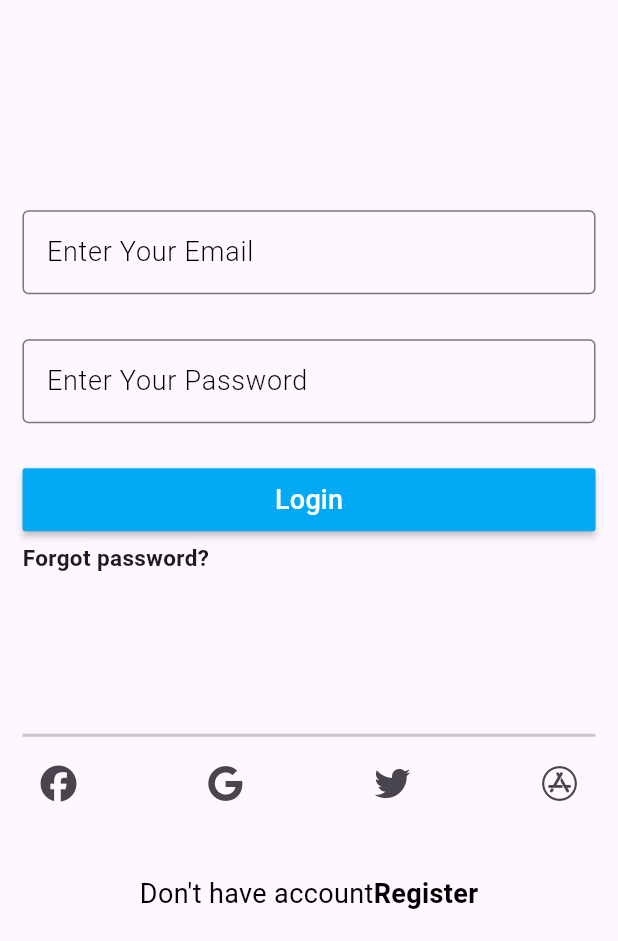
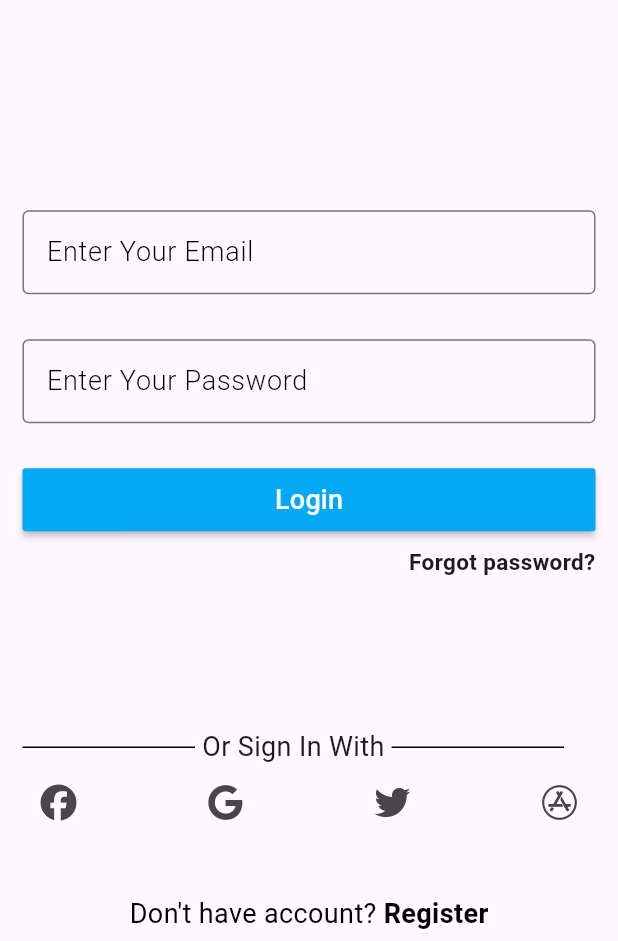
Before and after one commit to Rostomgh/News_App_Using_Bloc, a Flutter app: the screen it shows after launch, on a phone screen of 412 x 824 dp, the part 295-1236 px from its top. Run offline on Flutter 3.47's test engine with Material 3 defaults, Android fonts, the phone set to English and light mode, and no system bars; our stand-ins replace animated_splash_screen, font_awesome_flutter.

Commit message:
Add TextSpan

```diff
--- /dev/null
+++ b/lib/Compo/Forgot.dart
@@ -0,0 +1,18 @@
+import 'package:flutter/material.dart';
+
+class ForgotText extends StatelessWidget {
+  const ForgotText({super.key});
+
+  @override
+  Widget build(BuildContext context) {
+    return const Column(
+      crossAxisAlignment: CrossAxisAlignment.end,
+      children: [
+        Text(
+          "Forgot password?",
+          style: TextStyle(fontSize: 15, fontWeight: FontWeight.bold),
+        ),
+      ],
+    );
+  }
+}
--- /dev/null
+++ b/lib/Compo/Separation.dart
@@ -0,0 +1,22 @@
+import 'package:flutter/material.dart';
+
+class CustomSep extends StatelessWidget {
+  const CustomSep({super.key});
+
+  @override
+  Widget build(BuildContext context) {
+    return Row(children: [
+      Container(
+        width: 115,
+        height: 1,
+        color: Colors.black,
+      ),
+      const Text(' Or Sign In With ',style: TextStyle(fontSize: 18),),
+      Container(
+        width: 115,
+        height: 1,
+        color: Colors.black,
+      ),
+    ]);
+  }
+}
--- /dev/null
+++ b/lib/Compo/TextSpan.dart
@@ -0,0 +1,37 @@
+import 'package:flutter/material.dart';
+
+class CustomTextSpan extends StatefulWidget {
+  final void Function()? tap;
+  const CustomTextSpan({super.key, this.tap});
+
+  @override
+  State<CustomTextSpan> createState() => _CustomTextSpanState();
+}
+
+class _CustomTextSpanState extends State<CustomTextSpan> {
+  @override
+  Widget build(BuildContext context) {
+    return GestureDetector(
+      onTap: widget.tap,
+      child: const Center(
+        child: Text.rich(TextSpan(children: [
+          TextSpan(
+            text: "Don't have account? ",
+            style: TextStyle(
+              fontSize: 18,
+              color: Colors.black,
+            ),
+          ),
+          TextSpan(
+            text: "Register",
+            style: TextStyle(
+              fontWeight: FontWeight.bold,
+              fontSize: 18,
+              color: Colors.black,
+            ),
+          )
+        ])),
+      ),
+    );
+  }
+}
--- a/lib/auth/LoginScreen.dart
+++ b/lib/auth/LoginScreen.dart
@@ -1,7 +1,11 @@
 import 'package:flutter/material.dart';
+import 'package:flutter/widgets.dart';
 import 'package:new_app/Compo/Const.dart';
 import 'package:new_app/Compo/CustomButton.dart';
+import 'package:new_app/Compo/Forgot.dart';
+import 'package:new_app/Compo/Separation.dart';
 import 'package:new_app/Compo/TextInputField.dart';
+import 'package:new_app/Compo/TextSpan.dart';
 import 'package:new_app/Compo/social_button.dart';
 
 class Login extends StatefulWidget {
@@ -51,42 +55,19 @@ class _LoginState extends State<Login> {
               espace,
               CustomButton(
                 text: "Login",
-                onpressed: () {
-                  Navigator.pushReplacementNamed(context, 'Signup');
-                },
+                onpressed: () {},
               ),
               const SizedBox(
-                height: 7,
+                height: 10,
               ),
-              const Text(
-                "Forgot password?",
-                style: TextStyle(fontSize: 15, fontWeight: FontWeight.bold),
-              ),
+              ForgotText(),
               const SizedBox(height: 100),
-              const Divider(
-                thickness: 2,
-              ),
+              const CustomSep(),
               const IconSocial(),
-              SizedBox(height: 37),
-              const Center(
-                child: Text.rich(TextSpan(children: [
-                  TextSpan(
-                    text: "Don't have account",
-                    style: TextStyle(
-                      fontSize: 18,
-                      color: Colors.black,
-                    ),
-                  ),
-                  TextSpan(
-                    text: "Register",
-                    style: TextStyle(
-                      fontWeight: FontWeight.bold,
-                      fontSize: 18,
-                      color: Colors.black,
-                    ),
-                  )
-                ])),
-              )
+              const SizedBox(height: 37),
+              CustomTextSpan(tap: () {
+                Navigator.pushReplacementNamed(context, 'Signup');
+              })
             ],
           ),
         ),
--- a/lib/auth/SignUpScreen.dart
+++ b/lib/auth/SignUpScreen.dart
@@ -86,10 +86,14 @@ class _SignUpScreenState extends State<SignUpScreen> {
                 height: 6,
               ),
               const CustomRadioButton(),
-
-            const SizedBox(height: 10),
-             CustomButton(text: 'Create',onpressed: (){})
-            ],),
+              const SizedBox(height: 10),
+              CustomButton(
+                  text: 'Create',
+                  onpressed: () {
+                    Navigator.pushNamed(context, 'Login');
+                  })
+            ],
+          ),
         ),
       ),
     );
```
